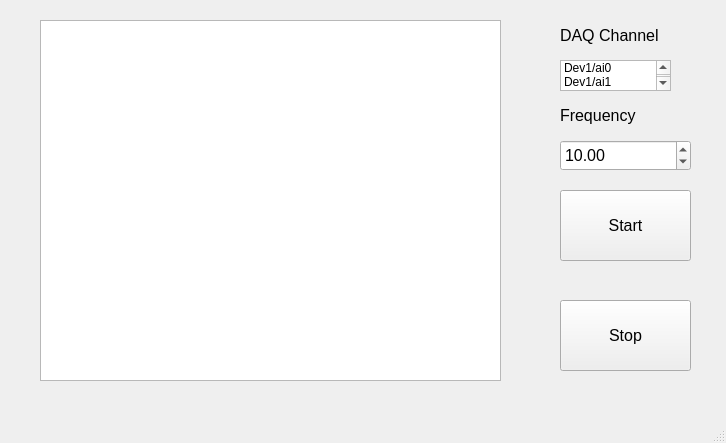
Above: APD_Control/apd.ui from BrandonMehlenbacher/Hardware before the change. Below: the same form after it.
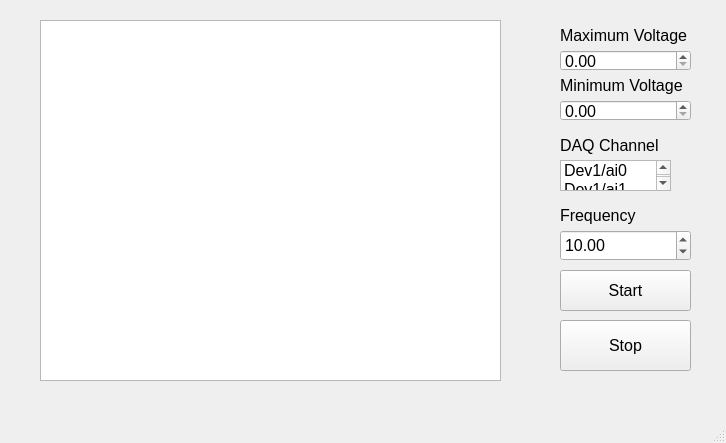
That is the form after the change.

```diff
--- a/APD_Control/apd.ui
+++ b/APD_Control/apd.ui
@@ -28,9 +28,9 @@
     <property name="geometry">
      <rect>
       <x>560</x>
-      <y>190</y>
+      <y>270</y>
       <width>131</width>
-      <height>71</height>
+      <height>41</height>
      </rect>
     </property>
     <property name="font">
@@ -46,9 +46,9 @@
     <property name="geometry">
      <rect>
       <x>560</x>
-      <y>300</y>
+      <y>320</y>
       <width>131</width>
-      <height>71</height>
+      <height>51</height>
      </rect>
     </property>
     <property name="font">
@@ -64,7 +64,7 @@
     <property name="geometry">
      <rect>
       <x>560</x>
-      <y>140</y>
+      <y>230</y>
       <width>131</width>
       <height>31</height>
      </rect>
@@ -88,7 +88,7 @@
     <property name="geometry">
      <rect>
       <x>560</x>
-      <y>100</y>
+      <y>200</y>
       <width>131</width>
       <height>31</height>
      </rect>
@@ -106,7 +106,7 @@
     <property name="geometry">
      <rect>
       <x>560</x>
-      <y>20</y>
+      <y>130</y>
       <width>131</width>
       <height>31</height>
      </rect>
@@ -124,11 +124,16 @@
     <property name="geometry">
      <rect>
       <x>560</x>
-      <y>60</y>
+      <y>160</y>
       <width>111</width>
       <height>31</height>
      </rect>
     </property>
+    <property name="font">
+     <font>
+      <pointsize>12</pointsize>
+     </font>
+    </property>
     <property name="sortingEnabled">
      <bool>false</bool>
     </property>
@@ -178,6 +183,72 @@
      </property>
     </item>
    </widget>
+   <widget class="QDoubleSpinBox" name="min_voltage">
+    <property name="geometry">
+     <rect>
+      <x>560</x>
+      <y>100</y>
+      <width>131</width>
+      <height>21</height>
+     </rect>
+    </property>
+    <property name="font">
+     <font>
+      <pointsize>12</pointsize>
+     </font>
+    </property>
+   </widget>
+   <widget class="QLabel" name="label_max_voltage_2">
+    <property name="geometry">
+     <rect>
+      <x>560</x>
+      <y>75</y>
+      <width>141</width>
+      <height>21</height>
+     </rect>
+    </property>
+    <property name="font">
+     <font>
+      <pointsize>12</pointsize>
+     </font>
+    </property>
+    <property name="text">
+     <string>Minimum Voltage</string>
+    </property>
+   </widget>
+   <widget class="QLabel" name="label_max_voltage">
+    <property name="geometry">
+     <rect>
+      <x>560</x>
+      <y>25</y>
+      <width>141</width>
+      <height>21</height>
+     </rect>
+    </property>
+    <property name="font">
+     <font>
+      <pointsize>12</pointsize>
+     </font>
+    </property>
+    <property name="text">
+     <string>Maximum Voltage</string>
+    </property>
+   </widget>
+   <widget class="QDoubleSpinBox" name="max_voltage">
+    <property name="geometry">
+     <rect>
+      <x>560</x>
+      <y>50</y>
+      <width>131</width>
+      <height>21</height>
+     </rect>
+    </property>
+    <property name="font">
+     <font>
+      <pointsize>12</pointsize>
+     </font>
+    </property>
+   </widget>
   </widget>
   <widget class="QMenuBar" name="menubar">
    <property name="geometry">
```
Left out of the diff: 2 changed lines with no effect on the pictures.
